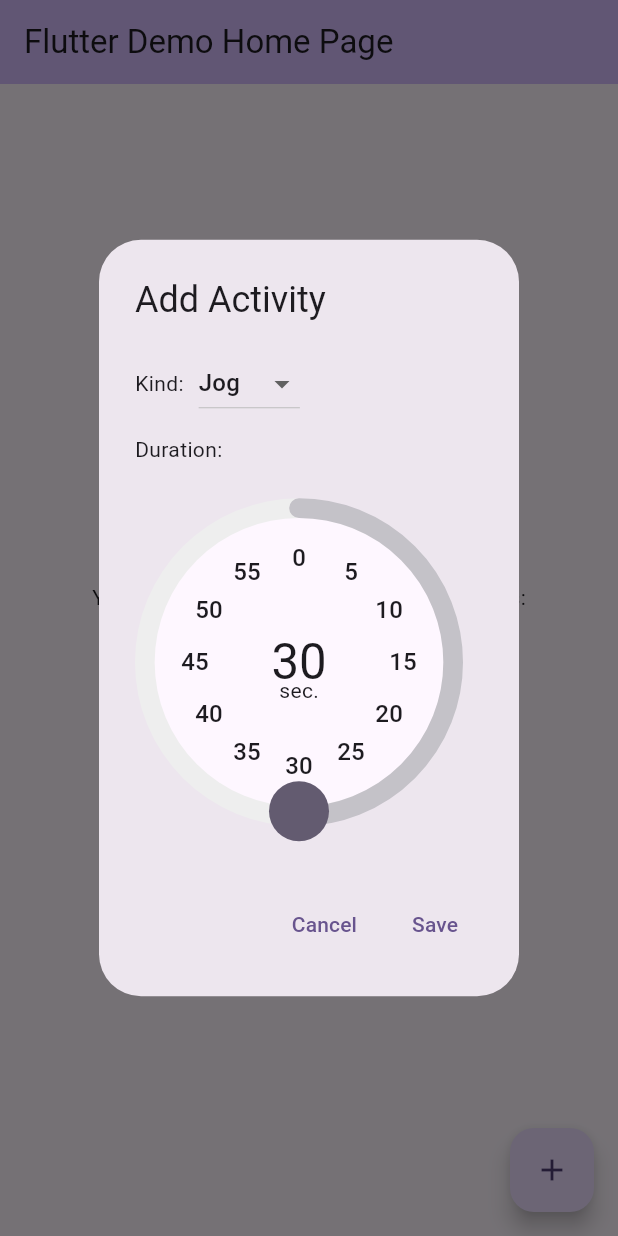
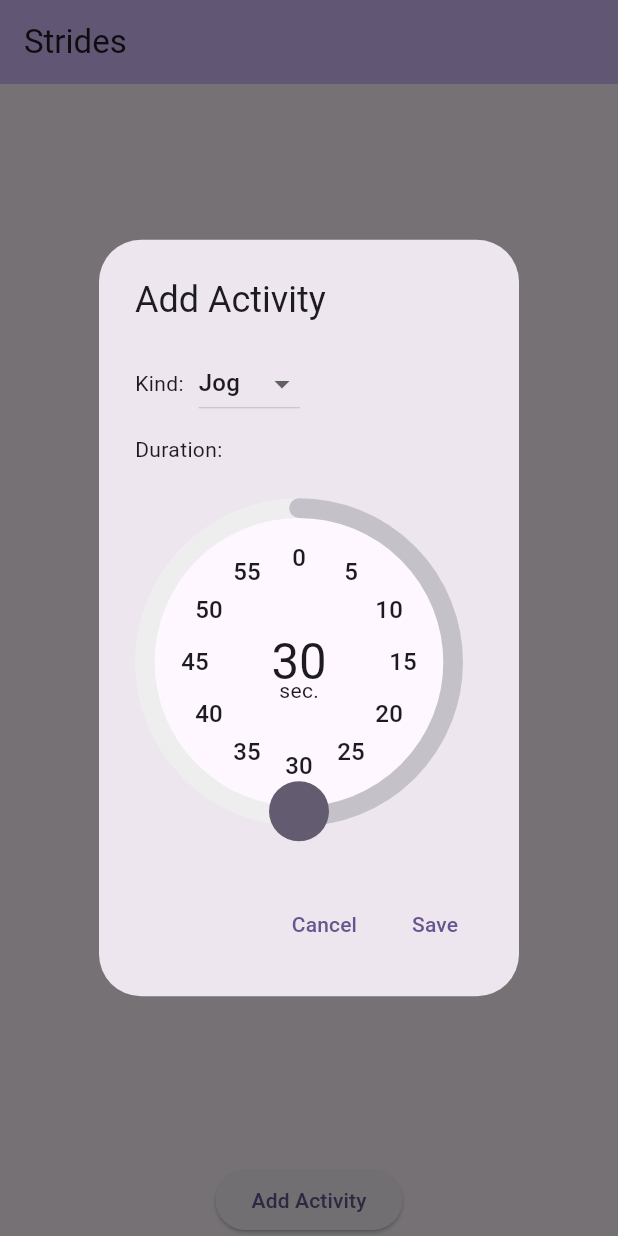
Before and after one commit to Poggecci/strides, a Flutter app: the screen it shows after launch, after a tap on "Add Activity", on a phone screen of 412 x 824 dp. Run offline on Flutter 3.47's test engine with Material 3 defaults, Android fonts, the phone set to English and light mode, and no system bars.

Commit message:
Add plan maker page

```diff
--- a/lib/main.dart
+++ b/lib/main.dart
@@ -1,5 +1,6 @@
 import 'package:flutter/material.dart';
 import 'package:strides/models/activities.dart';
+import 'package:strides/pages/plan_maker.dart';
 import 'package:strides/shared/widgets/add_activity.dart';
 
 void main() {
@@ -33,110 +34,22 @@ class MyApp extends StatelessWidget {
         colorScheme: ColorScheme.fromSeed(seedColor: Colors.deepPurple),
         useMaterial3: true,
       ),
-      home: const MyHomePage(title: 'Flutter Demo Home Page'),
+      home: const HomePage(title: 'Strides'),
     );
   }
 }
 
-class MyHomePage extends StatefulWidget {
-  const MyHomePage({super.key, required this.title});
-
-  // This widget is the home page of your application. It is stateful, meaning
-  // that it has a State object (defined below) that contains fields that affect
-  // how it looks.
-
-  // This class is the configuration for the state. It holds the values (in this
-  // case the title) provided by the parent (in this case the App widget) and
-  // used by the build method of the State. Fields in a Widget subclass are
-  // always marked "final".
-
+class HomePage extends StatelessWidget {
   final String title;
-
-  @override
-  State<MyHomePage> createState() => _MyHomePageState();
-}
-
-class _MyHomePageState extends State<MyHomePage> {
-  int _counter = 0;
-  ActivityPlan _plan =
-      // ignore: prefer_const_constructors
-      ActivityPlan(activities: [], sessionDuration: Duration.zero);
-
-  void _incrementCounter() {
-    setState(() {
-      // This call to setState tells the Flutter framework that something has
-      // changed in this State, which causes it to rerun the build method below
-      // so that the display can reflect the updated values. If we changed
-      // _counter without calling setState(), then the build method would not be
-      // called again, and so nothing would appear to happen.
-      _counter++;
-    });
-  }
+  const HomePage({super.key, required this.title});
 
   @override
   Widget build(BuildContext context) {
-    // This method is rerun every time setState is called, for instance as done
-    // by the _incrementCounter method above.
-    //
-    // The Flutter framework has been optimized to make rerunning build methods
-    // fast, so that you can just rebuild anything that needs updating rather
-    // than having to individually change instances of widgets.
     return Scaffold(
-      appBar: AppBar(
-        // TRY THIS: Try changing the color here to a specific color (to
-        // Colors.amber, perhaps?) and trigger a hot reload to see the AppBar
-        // change color while the other colors stay the same.
-        backgroundColor: Theme.of(context).colorScheme.inversePrimary,
-        // Here we take the value from the MyHomePage object that was created by
-        // the App.build method, and use it to set our appbar title.
-        title: Text(widget.title),
-      ),
-      body: Center(
-        // Center is a layout widget. It takes a single child and positions it
-        // in the middle of the parent.
-        child: Column(
-          // Column is also a layout widget. It takes a list of children and
-          // arranges them vertically. By default, it sizes itself to fit its
-          // children horizontally, and tries to be as tall as its parent.
-          //
-          // Column has various properties to control how it sizes itself and
-          // how it positions its children. Here we use mainAxisAlignment to
-          // center the children vertically; the main axis here is the vertical
-          // axis because Columns are vertical (the cross axis would be
-          // horizontal).
-          //
-          // TRY THIS: Invoke "debug painting" (choose the "Toggle Debug Paint"
-          // action in the IDE, or press "p" in the console), to see the
-          // wireframe for each widget.
-          mainAxisAlignment: MainAxisAlignment.center,
-          children: <Widget>[
-            const Text(
-              'You have pushed the button this many times:',
-            ),
-            Text(
-              '$_counter',
-              style: Theme.of(context).textTheme.headlineMedium,
-            ),
-            ElevatedButton(
-                onPressed: () async {
-                  final maybeNewActivity = await showDialog(
-                      builder: (context) => const AddActivity(),
-                      context: context);
-                  if (maybeNewActivity != null) {
-                    setState(() {
-                      _plan.activities.add(maybeNewActivity);
-                    });
-                  }
-                },
-                child: const Text("Add Activity")),
-          ],
+        appBar: AppBar(
+          backgroundColor: Theme.of(context).colorScheme.inversePrimary,
+          title: Text(title),
         ),
-      ),
-      floatingActionButton: FloatingActionButton(
-        onPressed: _incrementCounter,
-        tooltip: 'Increment',
-        child: const Icon(Icons.add),
-      ), // This trailing comma makes auto-formatting nicer for build methods.
-    );
+        body: const PlanMaker());
   }
 }
--- /dev/null
+++ b/lib/pages/plan_maker.dart
@@ -0,0 +1,59 @@
+import 'package:flutter/material.dart';
+import 'package:strides/models/activities.dart';
+import 'package:strides/shared/widgets/add_activity.dart';
+
+class PlanMaker extends StatefulWidget {
+  const PlanMaker({super.key});
+
+  @override
+  State<PlanMaker> createState() => _PlanMakerState();
+}
+
+class _PlanMakerState extends State<PlanMaker> {
+  final ActivityPlan _plan =
+      // ignore: prefer_const_constructors
+      ActivityPlan(activities: [], sessionDuration: Duration.zero);
+
+  @override
+  Widget build(BuildContext context) {
+    return Column(
+      children: [
+        Expanded(
+          child: ListView.builder(
+            itemCount: _plan.activities.length,
+            itemBuilder: (context, index) {
+              final activity = _plan.activities[index];
+              return ListTile(
+                title: Text(activity.kind.displayName),
+                subtitle: Text(
+                    'Duration: ${activity.cycleDuration.inSeconds} seconds'),
+                trailing: IconButton(
+                  icon: const Icon(Icons.delete),
+                  onPressed: () {
+                    setState(() {
+                      _plan.activities.removeAt(index);
+                    });
+                  },
+                ),
+              );
+            },
+          ),
+        ),
+        ElevatedButton(
+          onPressed: () async {
+            final maybeNewActivity = await showDialog<Activity>(
+              context: context,
+              builder: (context) => const AddActivity(),
+            );
+            if (maybeNewActivity != null) {
+              setState(() {
+                _plan.activities.add(maybeNewActivity);
+              });
+            }
+          },
+          child: const Text("Add Activity"),
+        ),
+      ],
+    );
+  }
+}
```
